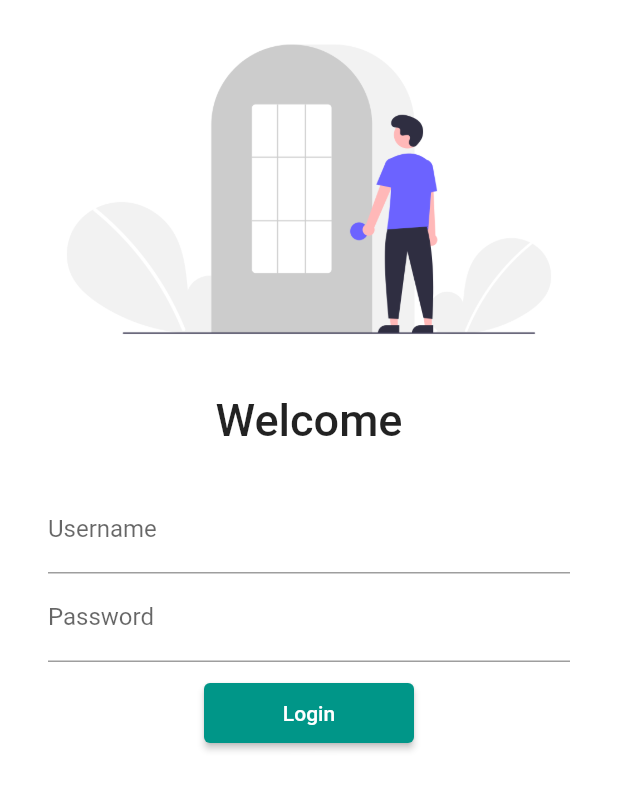
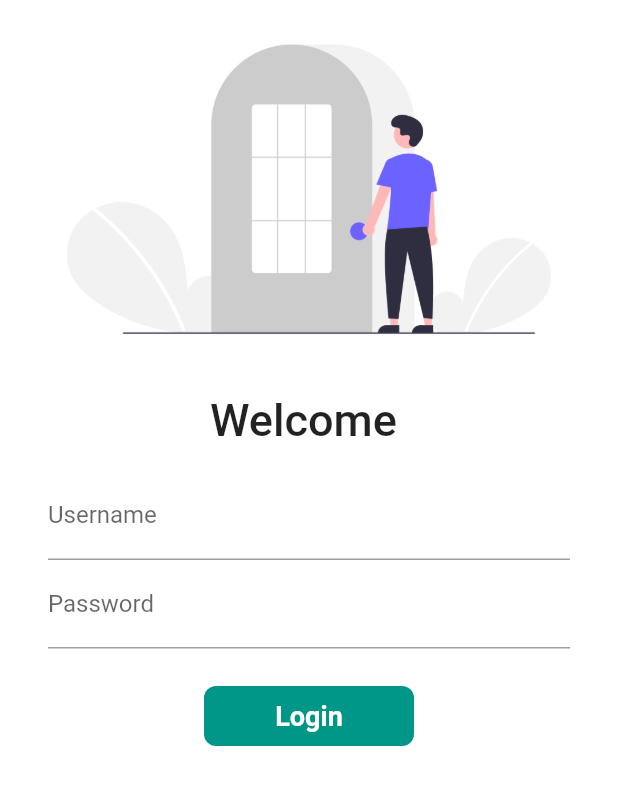
Before and after one commit to Andro-Tejas/Catalog-App, a Flutter app: the screen it shows after launch, on a phone screen of 412 x 824 dp. Shown: the top 790 px of the screen. Run offline on Flutter 3.47's test engine with Material 2 defaults, Android fonts, the light colour scheme and no system bars; our stand-ins replace google_fonts.

Commit message:
day4 completed

```diff
--- a/lib/main.dart
+++ b/lib/main.dart
@@ -19,7 +19,7 @@ class MyApp extends StatelessWidget {
         primarySwatch: Colors.teal,
             primaryTextTheme: GoogleFonts.latoTextTheme()
       ),
-
+      debugShowCheckedModeBanner: false,
     // initialRoute : "/home",
     routes:{
         "/":(context)=>LoginPage(),
--- a/lib/pages/login_page.dart
+++ b/lib/pages/login_page.dart
@@ -1,9 +1,18 @@
 import 'package:flutter/material.dart';
 
 import '../utils/routes.dart';
+import 'package:flutter/material.dart';
 
-class LoginPage extends StatelessWidget {
+class LoginPage extends StatefulWidget {
   const LoginPage({Key? key}) : super(key: key);
+
+  @override
+  State<LoginPage> createState() => _LoginPageState();
+}
+
+class _LoginPageState extends State<LoginPage> {
+  String name = "";
+  bool changedBtn = false;
   @override
   Widget build(BuildContext context) {
     return Material(
@@ -11,38 +20,67 @@ class LoginPage extends StatelessWidget {
       child: Column(
         children: [
           Image.asset("assets/images/login_image.png", fit: BoxFit.cover),
-          SizedBox(height:10.0),
+          SizedBox(height: 10.0),
           Text(
-            "Welcome",
+            "Welcome $name",
             style: TextStyle(fontSize: 30, fontWeight: FontWeight.w500),
           ),
-          SizedBox(height:10.0),
+          SizedBox(height: 1.0),
           Padding(
-            padding: const EdgeInsets.symmetric(vertical: 16.0,horizontal: 32.0),
+            padding:
+                const EdgeInsets.symmetric(vertical: 16.0, horizontal: 32.0),
             child: Column(
               children: [
                 TextFormField(
                   decoration: const InputDecoration(
-                      hintText: "Enter Username",
-                      labelText: "Username"
-                  ),
+                      hintText: "Enter Username", labelText: "Username"),
+                  onChanged: (value) {
+                    name = value;
+                    setState(() {});
+                  },
                 ),
                 TextFormField(
                   obscureText: true,
                   decoration: const InputDecoration(
-                      hintText: "Enter Password",
-                      labelText: "Password"
+                      hintText: "Enter Password", labelText: "Password"),
+                ),
+                SizedBox(height: 25.0),
+
+                InkWell(
+                  onTap: () async {
+                    setState(() {
+                      changedBtn = true;
+                    });
+                    await Future.delayed(Duration(seconds: 1));
+                    Navigator.pushNamed(context, MyRoutes.homeRoute);
+                  },
+                  child: AnimatedContainer(
+                    duration: Duration(seconds: 1),
+                    width: changedBtn ? 40 : 140,
+                    height: 40,
+                    alignment: Alignment.center,
+                    child: changedBtn ? Icon(Icons.done,color:Colors.white): Text(
+                      "Login",
+                      style: TextStyle(
+                          color: Colors.white,
+                          fontWeight: FontWeight.bold,
+                          fontSize: 18),
+                    ),
+                    decoration: BoxDecoration(
+                        color: Colors.teal,
+                        borderRadius:
+                            BorderRadius.circular(changedBtn ? 60 : 8)),
                   ),
-                ),
-                SizedBox(height:10.0),
-                ElevatedButton(
-                    child: Text("Login"),
-                    style: TextButton.styleFrom(minimumSize: Size(140, 40)),
-                    onPressed: (){
-                      print("Hi Tejas");
-                      // Navigator.pushNamed(context, MyRoutes.homeRoute);
-                    },
                 )
+
+                // ElevatedButton(
+                //     child: Text("Login",style: TextStyle(fontSize: 15.0),),
+                //     style: TextButton.styleFrom(minimumSize: Size(140, 40)),
+                //     onPressed: (){
+                //       // print("Hi Tejas");
+                //       Navigator.pushNamed(context, MyRoutes.homeRoute);
+                //     },
+                // )
               ],
             ),
           ),
```
Also changed, not shown: pubspec.yaml (+3 -4 lines), pubspec.lock, 1 other file.
